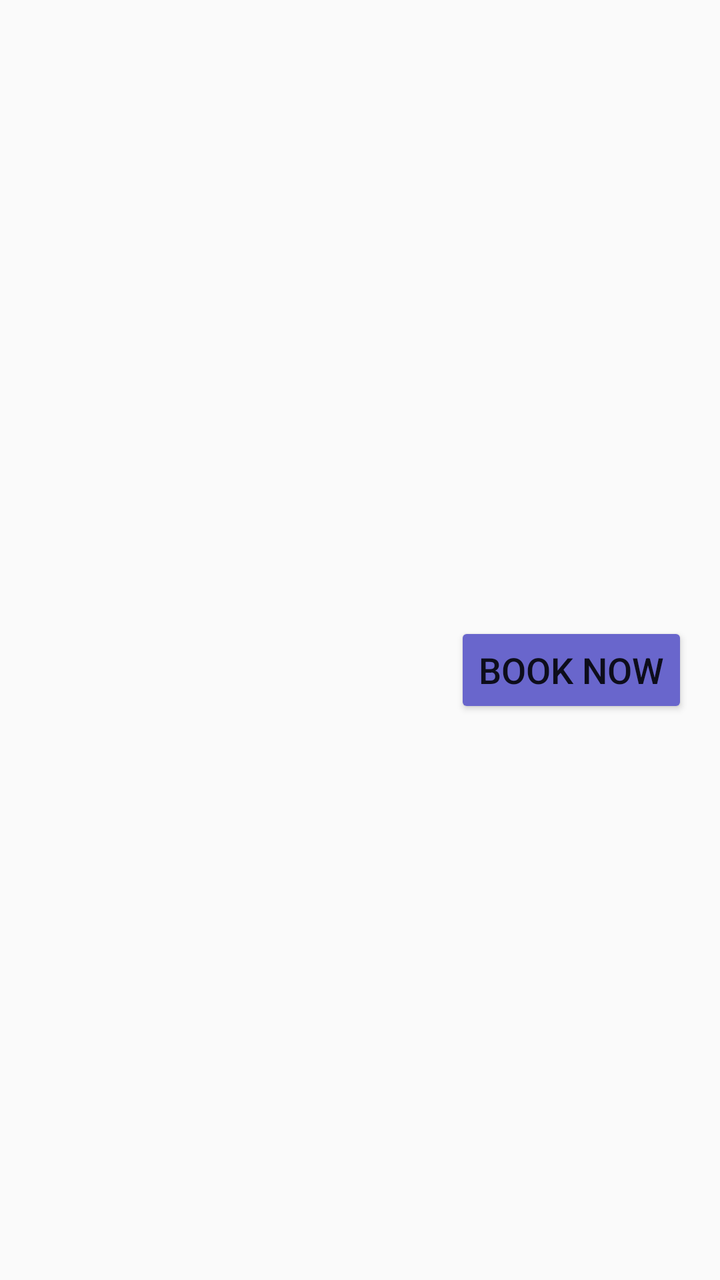
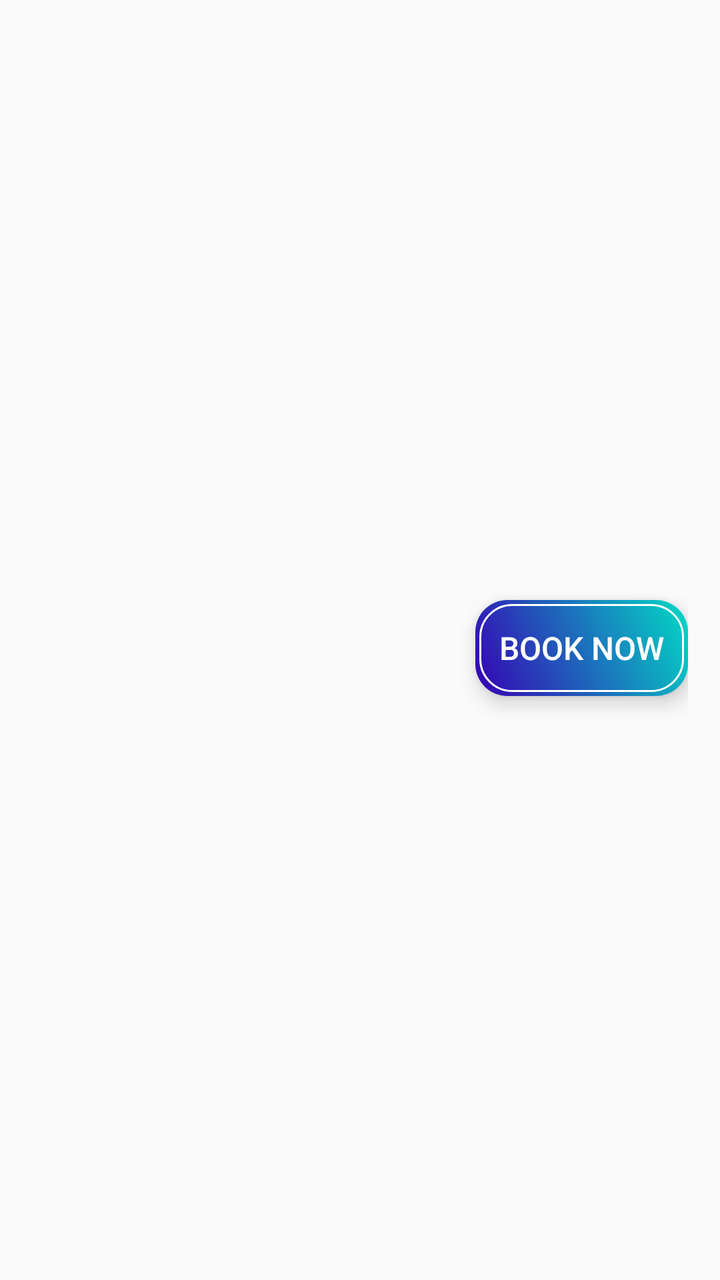

Before-and-after screenshots of an Android layout around one commit, followed by the original layout XML and the change that was made.
<!-- AndroidManifest.xml: application theme AppTheme -->
<!-- res/layout/service_provider_item.xml -->
<?xml version="1.0" encoding="utf-8"?>
<LinearLayout
    xmlns:android="http://schemas.android.com/apk/res/android"
    android:layout_width="match_parent"
    android:layout_height="wrap_content"
    android:orientation="horizontal"
    android:padding="16dp">

    
    <LinearLayout
        android:layout_width="0dp"
        android:layout_height="wrap_content"
        android:layout_weight="1"
        android:orientation="vertical">

        <TextView
            android:id="@+id/textViewProviderName"
            android:layout_width="match_parent"
            android:layout_height="wrap_content"
            android:textSize="18sp"
            android:textStyle="bold"
            android:textColor="@android:color/black"/>

        <TextView
            android:id="@+id/textViewProviderMobile"
            android:layout_width="match_parent"
            android:layout_height="wrap_content"
            android:textSize="14sp"
            android:layout_marginTop="4dp"/>

        <TextView
            android:id="@+id/textViewProviderAddress"
            android:layout_width="match_parent"
            android:layout_height="wrap_content"
            android:textSize="14sp"
            android:layout_marginTop="4dp"/>
    </LinearLayout>

    
    <LinearLayout
        android:layout_width="wrap_content"
        android:layout_height="match_parent"
        android:gravity="center_vertical"
        android:orientation="vertical">

        <Button
            android:id="@+id/btnBookNow"
            style="@style/ButtonStyle"
            android:layout_width="wrap_content"
            android:layout_height="wrap_content"
            android:text="Book Now" />
    </LinearLayout>

</LinearLayout>
<!-- resources referenced by this layout -->
<resources>
  <style name="ButtonStyle">
          <item name="android:backgroundTint">@color/lavender</item>
          <item name="android:layout_marginTop">30dp</item>
          <item name="android:layout_width">match_parent</item>
          <item name="android:layout_height">60dp</item>
          <item name="android:textSize">18sp</item>
          <item name="cornerRadius">20dp</item>
      </style>
  <style name="AppTheme" parent="Theme.AppCompat.Light.NoActionBar">
          <item name="colorPrimary">@color/colorPrimary</item>
          <item name="colorPrimaryDark">@color/colorPrimaryDark</item>
          <item name="colorAccent">@color/colorAccent</item>
          
  
          <item name="colorSecondary">@color/teal_200</item>
          <item name="colorSecondaryVariant">@color/teal_700</item>
          <item name="colorOnSecondary">@color/black</item>
          
          <item name="android:statusBarColor">?attr/colorPrimaryVariant</item>
      </style>
  <color name="lavender">#6966CC</color>
  <color name="colorPrimary">#6200EE</color>
  <color name="colorPrimaryDark">#3700B3</color>
  <color name="colorAccent">#03DAC5</color>
  <color name="teal_200">#FF03DAC5</color>
  <color name="teal_700">#FF018786</color>
  <color name="black">#FF000000</color>
</resources>

<!-- the commit's change to res/layout/service_provider_item.xml (unified diff, before → after) -->
@@ -45,10 +45,11 @@
 
         <Button
             android:id="@+id/btnBookNow"
-            style="@style/ButtonStyle"
+            style="@style/StyledButton"
+            android:text="Book Now"
             android:layout_width="wrap_content"
             android:layout_height="wrap_content"
-            android:text="Book Now" />
+            android:layout_marginStart="8dp"/>
     </LinearLayout>
 
 </LinearLayout>
<!-- resource entries referenced after the edit -->
@@ -1,12 +1,13 @@
 <!-- resources referenced by this layout -->
 <resources>
-  <style name="ButtonStyle">
-          <item name="android:backgroundTint">@color/lavender</item>
-          <item name="android:layout_marginTop">30dp</item>
-          <item name="android:layout_width">match_parent</item>
-          <item name="android:layout_height">60dp</item>
-          <item name="android:textSize">18sp</item>
-          <item name="cornerRadius">20dp</item>
+  <style name="StyledButton">
+          <item name="android:background">@drawable/gradient_button_background</item>
+          <item name="android:textColor">@android:color/white</item>
+          <item name="android:padding">12dp</item>
+          <item name="android:textSize">16sp</item>
+          <item name="android:layout_marginTop">8dp</item>
+          <item name="android:elevation">6dp</item>
+          <item name="android:stateListAnimator">@null</item> 
       </style>
   <style name="AppTheme" parent="Theme.AppCompat.Light.NoActionBar">
           <item name="colorPrimary">@color/colorPrimary</item>
@@ -20,7 +21,26 @@
           
           <item name="android:statusBarColor">?attr/colorPrimaryVariant</item>
       </style>
-  <color name="lavender">#6966CC</color>
+  <!-- drawable gradient_button_background (drawable) -->
+  <?xml version="1.0" encoding="utf-8"?>
+  <layer-list xmlns:android="http://schemas.android.com/apk/res/android">
+      <item>
+          <shape android:shape="rectangle">
+              <gradient
+                  android:startColor="@color/colorPrimaryDark"
+                  android:endColor="@color/colorAccent"
+                  android:angle="45"/>
+              <corners android:radius="16dp"/>
+          </shape>
+      </item>
+      <item android:top="2dp" android:left="2dp" android:right="2dp" android:bottom="2dp">
+          <shape android:shape="rectangle">
+              <solid android:color="@android:color/transparent"/>
+              <corners android:radius="16dp"/>
+              <stroke android:width="1dp" android:color="@android:color/white"/>
+          </shape>
+      </item>
+  </layer-list>
   <color name="colorPrimary">#6200EE</color>
   <color name="colorPrimaryDark">#3700B3</color>
   <color name="colorAccent">#03DAC5</color>
